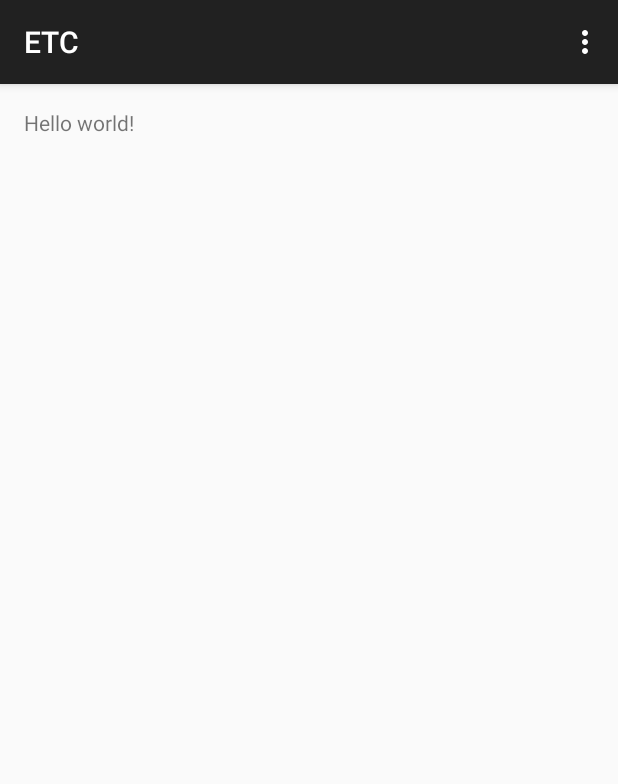
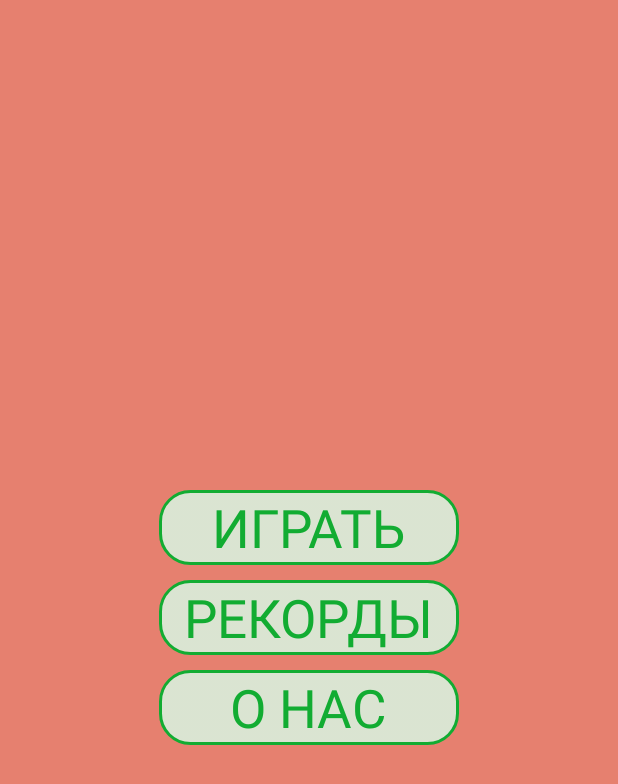
Before and after one commit to GreenQ/ETC, an Android app: the screen it shows after launch (MainActivity), on a phone screen of 412 x 824 dp. Shown: the top 784 px of the screen. Run offline under Robolectric (Android 15) with nearby library versions, the phone set to English and light mode, and no system bars.

Commit message:
Initial commit

```diff
--- a/app/build.gradle
+++ b/app/build.gradle
@@ -6,7 +6,7 @@ android {
 
     defaultConfig {
         applicationId "com.dailyappslab.etc"
-        minSdkVersion 9
+        minSdkVersion 14
         targetSdkVersion 21
         versionCode 1
         versionName "1.0"
--- /dev/null
+++ b/app/src/main/java/com/dailyappslab/etc/LoadActivity.java
@@ -0,0 +1,32 @@
+package com.dailyappslab.etc;
+
+import android.app.Activity;
+import android.content.Intent;
+import android.os.Bundle;
+import android.os.Handler;
+
+/**
+ * Created by GreenQ on 27.06.2015.
+ */
+public class LoadActivity extends Activity {
+
+    private static int SPLASH_TIME_OUT = 3000;
+
+    @Override
+    protected void onCreate(Bundle savedInstanceState) {
+        super.onCreate(savedInstanceState);
+        //overridePendingTransition(R.anim.alpha_in, R.anim.alpha_out);
+        setContentView(R.layout.load);
+
+        new Handler().postDelayed(new Runnable() {
+            @Override
+            public void run() {
+                Intent i = new Intent(LoadActivity.this, MainActivity.class);
+                startActivity(i);
+
+          //      overridePendingTransition(R.anim.alpha_in, R.anim.alpha_out);
+                finish();
+            }
+        }, SPLASH_TIME_OUT);
+    }
+}
--- a/app/src/main/java/com/dailyappslab/etc/MainActivity.java
+++ b/app/src/main/java/com/dailyappslab/etc/MainActivity.java
@@ -1,17 +1,56 @@
 package com.dailyappslab.etc;
 
+import android.app.Activity;
+import android.content.Intent;
+import android.graphics.drawable.ColorDrawable;
+import android.graphics.drawable.PaintDrawable;
+import android.os.Handler;
 import android.support.v7.app.ActionBarActivity;
 import android.os.Bundle;
+import android.util.Log;
 import android.view.Menu;
 import android.view.MenuItem;
+import android.view.View;
+import android.view.Window;
+import android.view.WindowManager;
+import android.widget.ImageView;
 
 
-public class MainActivity extends ActionBarActivity {
+public class MainActivity extends Activity {
+
+    int differColor;
+    int mainColor;
 
     @Override
     protected void onCreate(Bundle savedInstanceState) {
         super.onCreate(savedInstanceState);
-        setContentView(R.layout.activity_main);
+
+        requestWindowFeature(Window.FEATURE_NO_TITLE);
+        getWindow().setFlags(WindowManager.LayoutParams.FLAG_FULLSCREEN,
+                WindowManager.LayoutParams.FLAG_FULLSCREEN);
+        getWindow().addFlags(WindowManager.LayoutParams.FLAG_KEEP_SCREEN_ON);
+
+        setContentView(R.layout.menu);
+//        ImageView vw = (ImageView) findViewById(R.id.imageView);
+//        vw.setBackgroundColor(14717843);
+//        ImageView vw1 = (ImageView) findViewById(R.id.imageView1);
+//       // ColorsHandler.ReduceColorOpacity(vw1.get)
+//        vw1.setBackgroundColor(ColorsHandler.ReduceColorOpacity(((ColorDrawable) vw.getBackground()).getColor(), 20));
+//       // ColorsHandler.ReduceColorOpacity(((ColorDrawable) vw.getBackground()).getColor())
+//        //vw1.setBackgroundColor(((ColorDrawable)vw.getBackground()).getColor() + 50);
+    }
+
+    public void PressPlayButton(View v)
+    {
+        Intent i = new Intent (MainActivity.this, GameActivity.class);
+        new Handler().postDelayed(new Runnable() {
+            @Override
+            public void run() {
+                Intent i = new Intent(MainActivity.this, GameActivity.class);
+                startActivityForResult(i, 1);
+                //finish();
+            }
+        }, 3000);
     }
 
 
--- a/app/src/main/res/layout/menu.xml
+++ b/app/src/main/res/layout/menu.xml
@@ -17,7 +17,8 @@
             android:layout_height="50dp"
             android:background="@drawable/btn"
             android:id="@+id/play"
-            android:layout_marginBottom="10dp">
+            android:layout_marginBottom="10dp"
+            android:onClick="PressPlayButton">
                 <TextView
                     android:layout_width="wrap_content"
                     android:layout_height="wrap_content"
```
Also changed, not shown: app/src/main/AndroidManifest.xml (+12 -1 lines), app/src/main/java/com/dailyappslab/etc/ColorsHandler.java (added, +44 -0 lines), app/src/main/java/com/dailyappslab/etc/GameActivity.java (added, +25 -0 lines), app/src/main/res/layout/activity_main.xml (+16 -3 lines), 2 other files.
